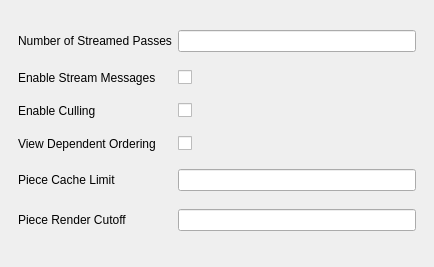
First picture: the form in Plugins/Streaming/Client/pqGlobalStreamingViewOptions.ui, repository wildmichael/ParaView3-enhancements-old, before the edit.
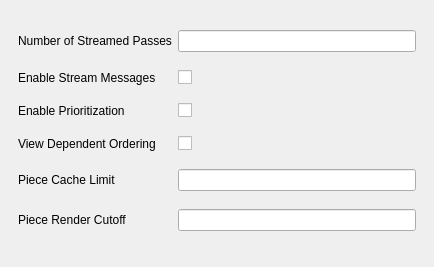
Second picture: the form after the edit.

Commit message: ENH: Working on Streaming ParaView options. I now create a singleton everywhere to simplify access to options. I also rename 'helper' to 'options' and 'culling' to 'prioritization' because they are more descriptive. I made the EnablePrioritization and EnableViewDependentCulling work. Lastly I implement the change to the display tab that allows user to show the piece bounding box in a client display tab decorator plugin macro and get it partially working.

```diff
--- a/Plugins/Streaming/Client/pqGlobalStreamingViewOptions.ui
+++ b/Plugins/Streaming/Client/pqGlobalStreamingViewOptions.ui
@@ -62,7 +62,7 @@
        <item row="2" column="0" >
         <widget class="QLabel" name="label_9" >
          <property name="text" >
-          <string>Enable Culling</string>
+          <string>Enable Prioritization</string>
          </property>
         </widget>
        </item>
```
Left out of the diff: 2 changed lines with no effect on the pictures. The commit also changes 33 other files.
